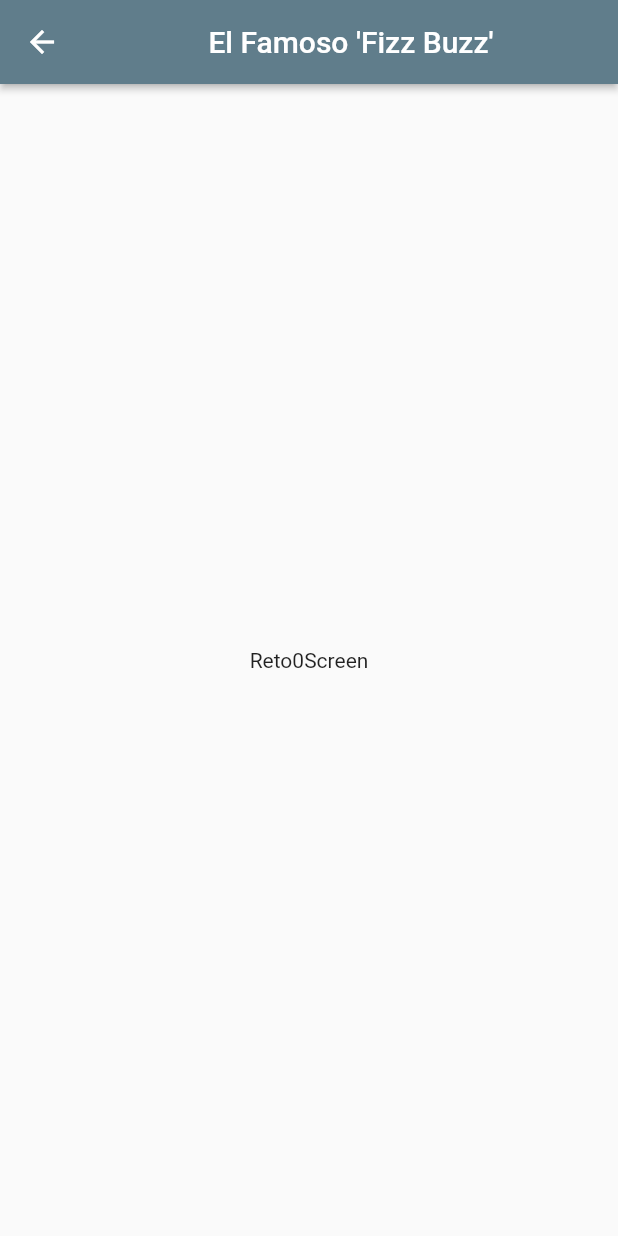
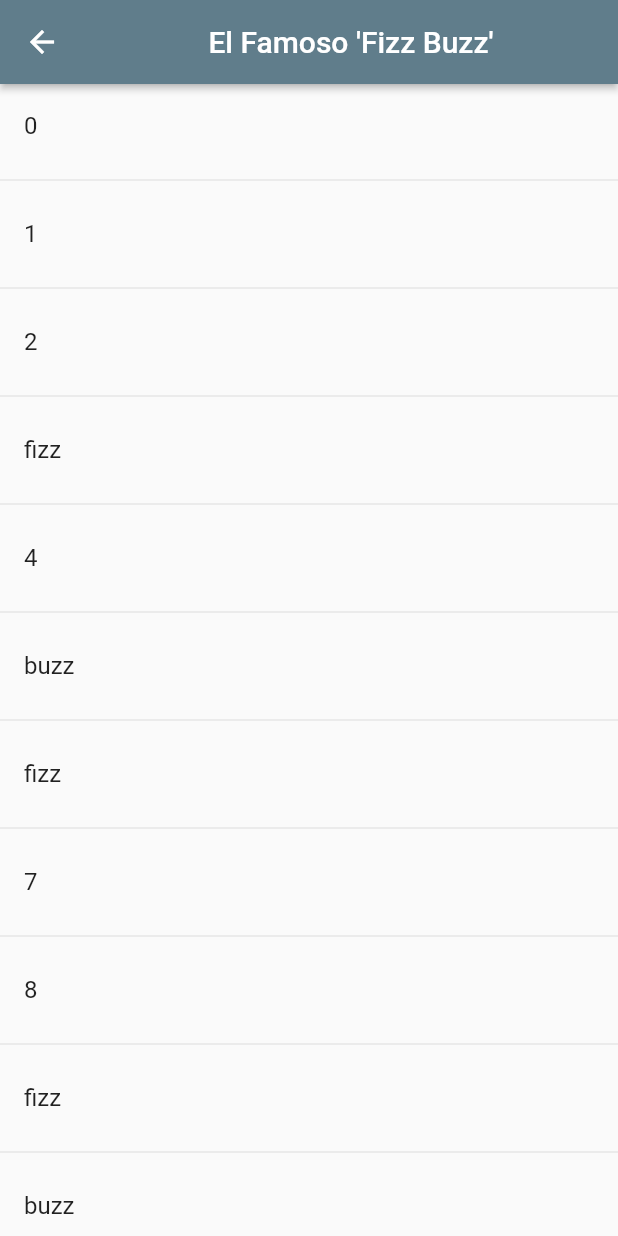
Before and after one commit to cT4pia94/Weekly-Challenge-2022-Flutter, a Flutter app: the Reto0Screen screen opened by its route, on a phone screen of 412 x 824 dp. Run offline on Flutter 3.47's test engine with Material 2 defaults, Android fonts, the phone set to English and light mode, and no system bars.

Commit message:
Fizzbuzz agregado a ListView y mostrado por pantalla

```diff
--- a/lib/screens/reto_0.dart
+++ b/lib/screens/reto_0.dart
@@ -13,16 +13,12 @@ class Reto0Screen extends StatelessWidget {
 
       if (divThree == 0 && divFive == 0) {
         fizzbuzz[i] = 'fizzbuzz';
-        print(fizzbuzz[i]);
       } else if (divThree == 0) {
         fizzbuzz[i] = 'fizz';
-        print(fizzbuzz[i]);
       } else if (divFive == 0) {
         fizzbuzz[i] = 'buzz';
-        print(fizzbuzz[i]);
       } else {
         fizzbuzz[i] = '$i';
-        print(fizzbuzz[i]);
       }
     }
 
@@ -32,8 +28,14 @@ class Reto0Screen extends StatelessWidget {
           child: Text("El Famoso 'Fizz Buzz'"),
         ),
       ),
-      body: const Center(
-        child: Text('Reto0Screen'),
+      body: ListView.separated(
+        itemBuilder: (context, index) => ListTile(
+          title: Text(
+            fizzbuzz[index].toString(),
+          ),
+        ),
+        separatorBuilder: (_, __) => const Divider(),
+        itemCount: fizzbuzz.length,
       ),
     );
   }
```
